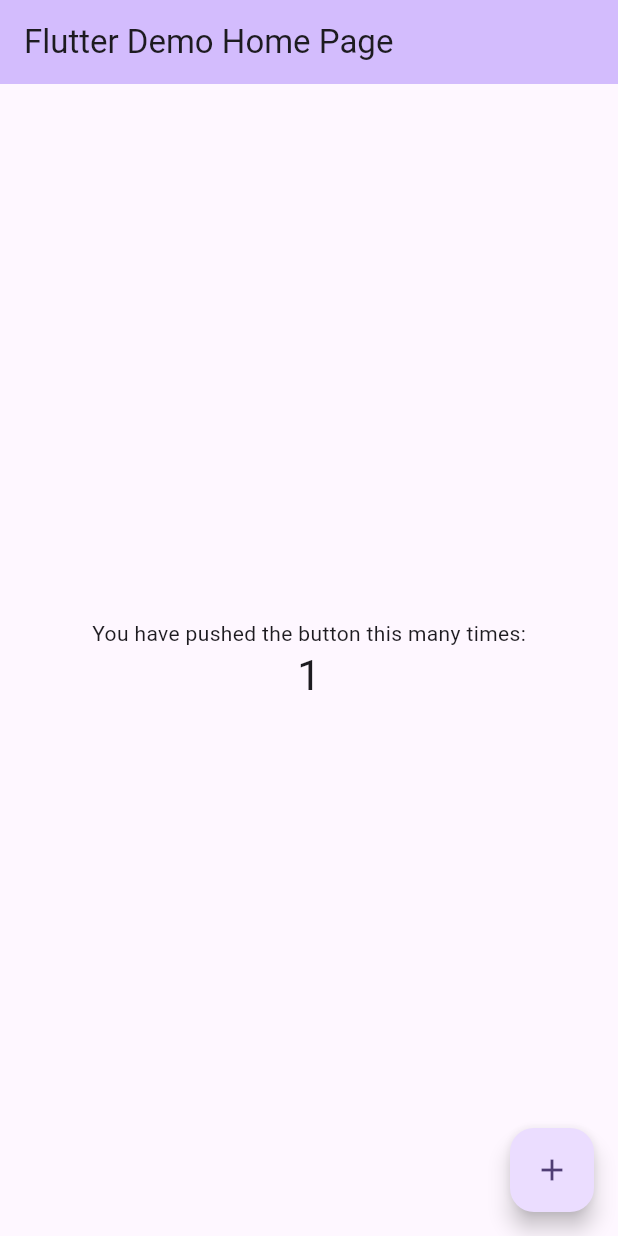
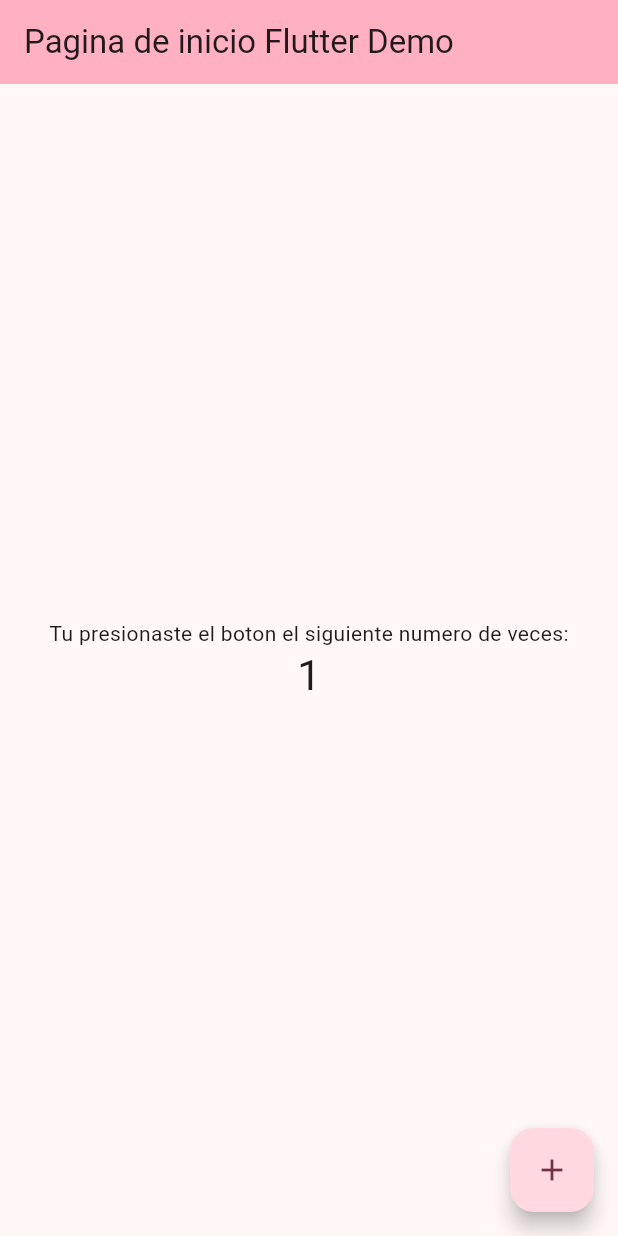
Before and after one commit to JuanApazaG/GitHub_learining_flutter, a Flutter app: the screen it shows after launch, after a tap on the "add" icon, on a phone screen of 412 x 824 dp. Run offline on Flutter 3.47's test engine with Material 3 defaults, Android fonts, the light colour scheme and no system bars.

Commit message:
Reinicio del contador

```diff
--- a/lib/main.dart
+++ b/lib/main.dart
@@ -28,9 +28,9 @@
         //
         // This works for code too, not just values: Most code changes can be
         // tested with just a hot reload.
-        colorScheme: ColorScheme.fromSeed(seedColor: Colors.deepPurple),
+        colorScheme: ColorScheme.fromSeed(seedColor: Colors.pinkAccent),
       ),
-      home: const MyHomePage(title: 'Flutter Demo Home Page'),
+      home: const MyHomePage(title: 'Pagina de inicio Flutter Demo'),
     );
   }
 }
@@ -64,6 +64,12 @@
       // _counter without calling setState(), then the build method would not be
       // called again, and so nothing would appear to happen.
       _counter++;
+
+      if (_counter >10) {
+        // TRY THIS: Try changing the value of _counter to 0 here and trigger a
+        // hot reload. The counter will reset to 0 without restarting the app.
+        _counter = 0;
+      }
     });
   }
 
@@ -104,7 +110,7 @@
           // wireframe for each widget.
           mainAxisAlignment: MainAxisAlignment.center,
           children: <Widget>[
-            const Text('You have pushed the button this many times:'),
+            const Text('Tu presionaste el boton el siguiente numero de veces:'),
             Text(
               '$_counter',
               style: Theme.of(context).textTheme.headlineMedium,
```
